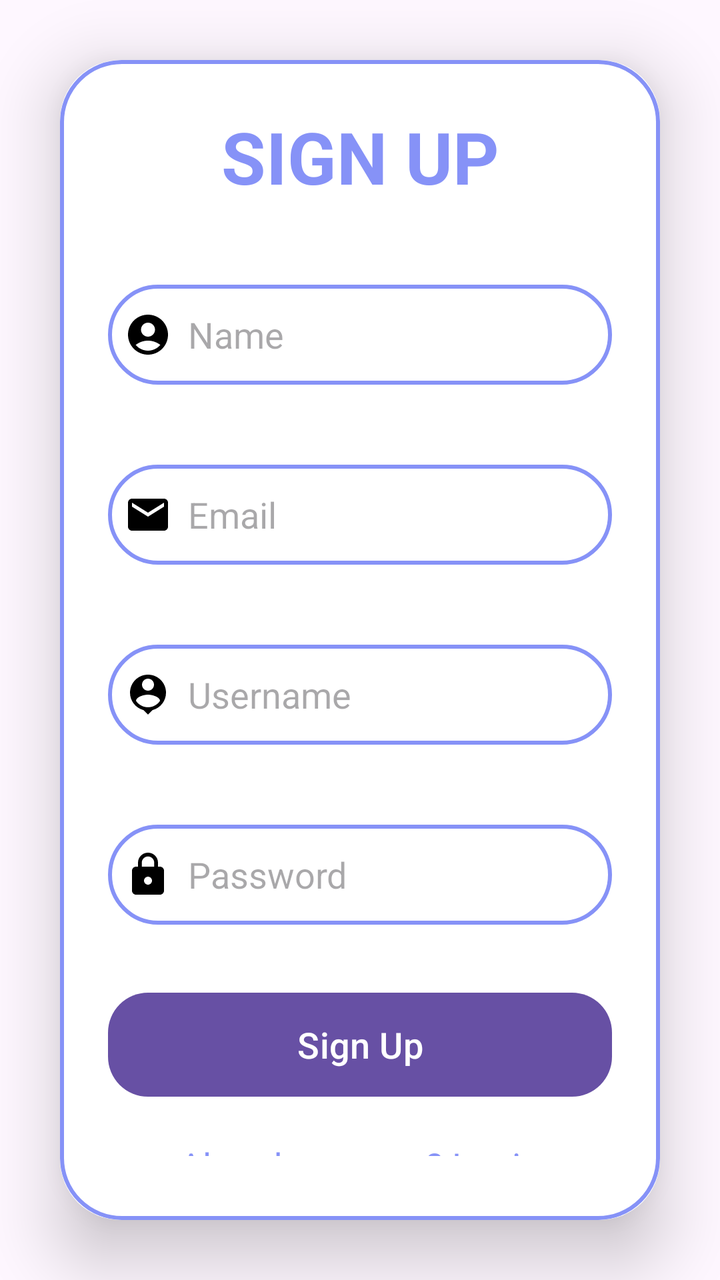
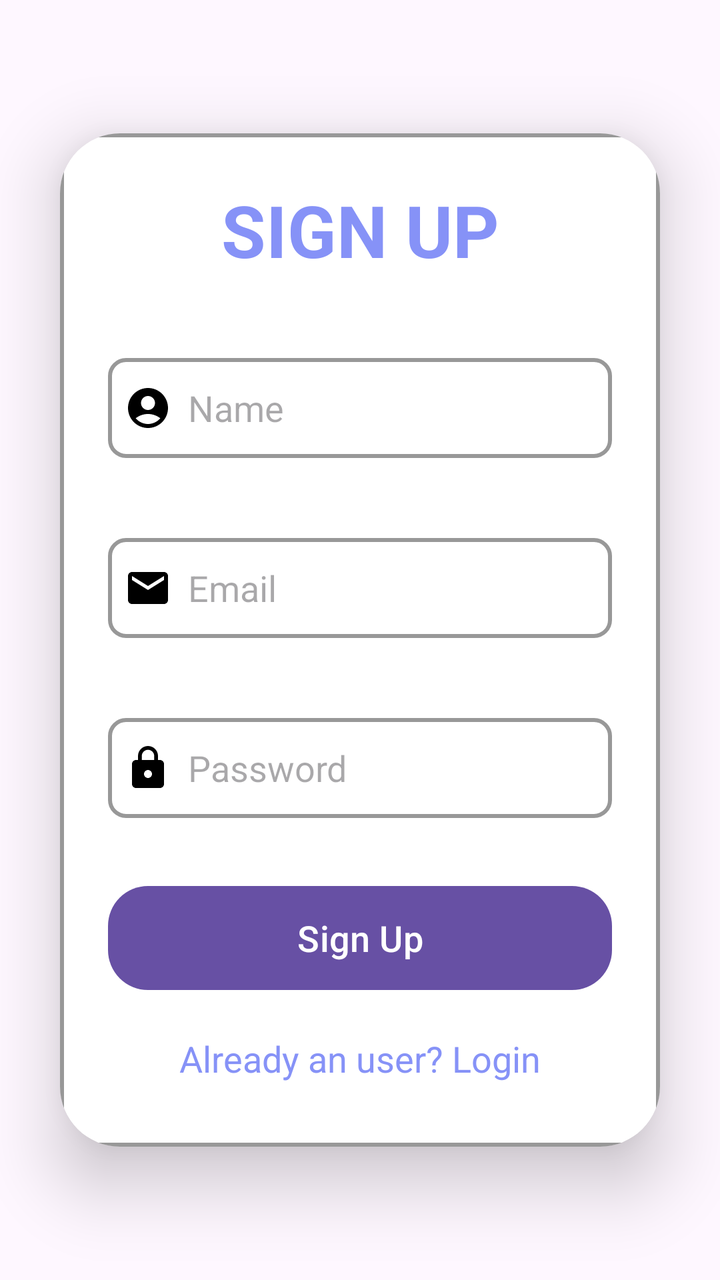

Screens rendered from an Android XML layout before and after an edit, with the pre-edit source and the edit as a unified diff.
<!-- AndroidManifest.xml: application theme Theme.EDermaCareLatestt -->
<!-- res/layout/activity_signup.xml -->
<?xml version="1.0" encoding="utf-8"?>
<LinearLayout
    xmlns:android="http://schemas.android.com/apk/res/android"
    xmlns:app="http://schemas.android.com/apk/res-auto"
    xmlns:tools="http://schemas.android.com/tools"
    android:layout_width="match_parent"
    android:layout_height="match_parent"
    android:orientation="vertical"
    android:gravity="center">

    <androidx.cardview.widget.CardView
        android:layout_width="match_parent"
        android:layout_height="wrap_content"
        android:layout_margin="30dp"
        app:cardCornerRadius="30dp"
        app:cardElevation="20dp" >

        <LinearLayout
            android:layout_width="match_parent"
            android:layout_height="wrap_content"
            android:orientation="vertical"
            android:layout_gravity="center_horizontal"
            android:padding="24dp"
            android:background="@drawable/lavender_border">

            <TextView
                android:layout_width="match_parent"
                android:layout_height="wrap_content"
                android:text="SIGN UP"
                android:textSize="36sp"
                android:textAlignment="center"
                android:textStyle="bold"
                android:textColor="@color/lavender" />

            <EditText
                android:layout_width="match_parent"
                android:layout_height="50dp"
                android:id="@+id/signup_name"
                android:background="@drawable/lavender_border"
                android:layout_marginTop="40dp"
                android:padding="8dp"
                android:hint="Name"
                android:drawableLeft="@drawable/round_account_circle_24"
                android:drawablePadding="8dp"
                android:textColor="@color/black" />

            <EditText
                android:layout_width="match_parent"
                android:layout_height="50dp"
                android:id="@+id/signup_email"
                android:background="@drawable/lavender_border"
                android:layout_marginTop="40dp"
                android:padding="8dp"
                android:hint="Email"
                android:drawableLeft="@drawable/baseline_email_24"
                android:drawablePadding="8dp"
                android:textColor="@color/black" />

            <EditText
                android:layout_width="match_parent"
                android:layout_height="50dp"
                android:id="@+id/signup_username"
                android:background="@drawable/lavender_border"
                android:layout_marginTop="40dp"
                android:padding="8dp"
                android:hint="Username"
                android:drawableLeft="@drawable/baseline_person_pin_24"
                android:drawablePadding="8dp"
                android:textColor="@color/black" />

            <EditText
                android:layout_width="match_parent"
                android:layout_height="50dp"
                android:id="@+id/signup_password"
                android:background="@drawable/lavender_border"
                android:layout_marginTop="40dp"
                android:padding="8dp"
                android:hint="Password"
                android:inputType="textPassword"
                android:drawableLeft="@drawable/baseline_lock_24"
                android:drawablePadding="8dp"
                android:textColor="@color/black" />

            <Button
                android:layout_width="match_parent"
                android:layout_height="60dp"
                android:text="Sign Up"
                android:id="@+id/signup_button"
                android:textSize="18sp"
                android:layout_marginTop="30dp"
                app:cornerRadius = "20dp" />

            <TextView
                android:layout_width="wrap_content"
                android:layout_height="wrap_content"
                android:id="@+id/loginRedirectText"
                android:text="Already an user? Login"
                android:layout_gravity="center"
                android:padding="8dp"
                android:layout_marginTop="10dp"
                android:textSize="18sp"
                android:textColor="@color/lavender" />


        </LinearLayout>

    </androidx.cardview.widget.CardView>
</LinearLayout>
<!-- resources referenced by this layout -->
<resources>
  <color name="black">#FF000000</color>
  <color name="lavender">#8692F7</color>
  <!-- drawable baseline_email_24 (drawable) -->
  <vector xmlns:android="http://schemas.android.com/apk/res/android" android:height="24dp" android:tint="#000000" android:viewportHeight="24" android:viewportWidth="24" android:width="24dp">
        
      <path android:fillColor="@android:color/white" android:pathData="M20,4L4,4c-1.1,0 -1.99,0.9 -1.99,2L2,18c0,1.1 0.9,2 2,2h16c1.1,0 2,-0.9 2,-2L22,6c0,-1.1 -0.9,-2 -2,-2zM20,8l-8,5 -8,-5L4,6l8,5 8,-5v2z"/>
      
  </vector>
  <!-- drawable baseline_lock_24 (drawable) -->
  <vector xmlns:android="http://schemas.android.com/apk/res/android" android:height="24dp" android:tint="#000000" android:viewportHeight="24" android:viewportWidth="24" android:width="24dp">
        
      <path android:fillColor="@android:color/white" android:pathData="M18,8h-1L17,6c0,-2.76 -2.24,-5 -5,-5S7,3.24 7,6v2L6,8c-1.1,0 -2,0.9 -2,2v10c0,1.1 0.9,2 2,2h12c1.1,0 2,-0.9 2,-2L20,10c0,-1.1 -0.9,-2 -2,-2zM12,17c-1.1,0 -2,-0.9 -2,-2s0.9,-2 2,-2 2,0.9 2,2 -0.9,2 -2,2zM15.1,8L8.9,8L8.9,6c0,-1.71 1.39,-3.1 3.1,-3.1 1.71,0 3.1,1.39 3.1,3.1v2z"/>
      
  </vector>
  <!-- drawable baseline_person_pin_24 (drawable) -->
  <vector xmlns:android="http://schemas.android.com/apk/res/android" android:height="24dp" android:tint="#000000" android:viewportHeight="24" android:viewportWidth="24" android:width="24dp">
        
      <path android:fillColor="@android:color/white" android:pathData="M12,2c-4.97,0 -9,4.03 -9,9 0,4.17 2.84,7.67 6.69,8.69L12,22l2.31,-2.31C18.16,18.67 21,15.17 21,11c0,-4.97 -4.03,-9 -9,-9zM12,4c1.66,0 3,1.34 3,3s-1.34,3 -3,3 -3,-1.34 -3,-3 1.34,-3 3,-3zM12,18.3c-2.5,0 -4.71,-1.28 -6,-3.22 0.03,-1.99 4,-3.08 6,-3.08 1.99,0 5.97,1.09 6,3.08 -1.29,1.94 -3.5,3.22 -6,3.22z"/>
      
  </vector>
  <!-- drawable lavender_border (drawable) -->
  <?xml version="1.0" encoding="utf-8"?>
  <shape xmlns:android="http://schemas.android.com/apk/res/android"
      android:shape="rectangle">
  
      <stroke
          android:width="2dp"
          android:color="@color/lavender" />
  
      <corners
          android:radius="30dp" />
  </shape>
  <!-- drawable round_account_circle_24 (drawable) -->
  <vector xmlns:android="http://schemas.android.com/apk/res/android" android:height="24dp" android:tint="#000000" android:viewportHeight="24" android:viewportWidth="24" android:width="24dp">
        
      <path android:fillColor="@android:color/white" android:pathData="M12,2C6.48,2 2,6.48 2,12s4.48,10 10,10s10,-4.48 10,-10S17.52,2 12,2zM12,6c1.93,0 3.5,1.57 3.5,3.5S13.93,13 12,13s-3.5,-1.57 -3.5,-3.5S10.07,6 12,6zM12,20c-2.03,0 -4.43,-0.82 -6.14,-2.88C7.55,15.8 9.68,15 12,15s4.45,0.8 6.14,2.12C16.43,19.18 14.03,20 12,20z"/>
      
  </vector>
  <style name="Theme.EDermaCareLatestt" parent="Base.Theme.EDermaCareLatestt" />
  <style name="Base.Theme.EDermaCareLatestt" parent="Theme.Material3.DayNight.NoActionBar">
          
          
      </style>
</resources>

<!-- the commit's change to res/layout/activity_signup.xml (unified diff, before → after) -->
@@ -21,7 +21,7 @@
             android:orientation="vertical"
             android:layout_gravity="center_horizontal"
             android:padding="24dp"
-            android:background="@drawable/lavender_border">
+            android:background="@drawable/light_grey_border">
 
             <TextView
                 android:layout_width="match_parent"
@@ -36,7 +36,7 @@
                 android:layout_width="match_parent"
                 android:layout_height="50dp"
                 android:id="@+id/signup_name"
-                android:background="@drawable/lavender_border"
+                android:background="@drawable/light_grey_border"
                 android:layout_marginTop="40dp"
                 android:padding="8dp"
                 android:hint="Name"
@@ -48,7 +48,7 @@
                 android:layout_width="match_parent"
                 android:layout_height="50dp"
                 android:id="@+id/signup_email"
-                android:background="@drawable/lavender_border"
+                android:background="@drawable/light_grey_border"
                 android:layout_marginTop="40dp"
                 android:padding="8dp"
                 android:hint="Email"
@@ -56,23 +56,13 @@
                 android:drawablePadding="8dp"
                 android:textColor="@color/black" />
 
-            <EditText
-                android:layout_width="match_parent"
-                android:layout_height="50dp"
-                android:id="@+id/signup_username"
-                android:background="@drawable/lavender_border"
-                android:layout_marginTop="40dp"
-                android:padding="8dp"
-                android:hint="Username"
-                android:drawableLeft="@drawable/baseline_person_pin_24"
-                android:drawablePadding="8dp"
-                android:textColor="@color/black" />
+
 
             <EditText
                 android:layout_width="match_parent"
                 android:layout_height="50dp"
                 android:id="@+id/signup_password"
-                android:background="@drawable/lavender_border"
+                android:background="@drawable/light_grey_border"
                 android:layout_marginTop="40dp"
                 android:padding="8dp"
                 android:hint="Password"
<!-- resource entries referenced after the edit -->
@@ -14,23 +14,17 @@
       <path android:fillColor="@android:color/white" android:pathData="M18,8h-1L17,6c0,-2.76 -2.24,-5 -5,-5S7,3.24 7,6v2L6,8c-1.1,0 -2,0.9 -2,2v10c0,1.1 0.9,2 2,2h12c1.1,0 2,-0.9 2,-2L20,10c0,-1.1 -0.9,-2 -2,-2zM12,17c-1.1,0 -2,-0.9 -2,-2s0.9,-2 2,-2 2,0.9 2,2 -0.9,2 -2,2zM15.1,8L8.9,8L8.9,6c0,-1.71 1.39,-3.1 3.1,-3.1 1.71,0 3.1,1.39 3.1,3.1v2z"/>
       
   </vector>
-  <!-- drawable baseline_person_pin_24 (drawable) -->
-  <vector xmlns:android="http://schemas.android.com/apk/res/android" android:height="24dp" android:tint="#000000" android:viewportHeight="24" android:viewportWidth="24" android:width="24dp">
-        
-      <path android:fillColor="@android:color/white" android:pathData="M12,2c-4.97,0 -9,4.03 -9,9 0,4.17 2.84,7.67 6.69,8.69L12,22l2.31,-2.31C18.16,18.67 21,15.17 21,11c0,-4.97 -4.03,-9 -9,-9zM12,4c1.66,0 3,1.34 3,3s-1.34,3 -3,3 -3,-1.34 -3,-3 1.34,-3 3,-3zM12,18.3c-2.5,0 -4.71,-1.28 -6,-3.22 0.03,-1.99 4,-3.08 6,-3.08 1.99,0 5.97,1.09 6,3.08 -1.29,1.94 -3.5,3.22 -6,3.22z"/>
-      
-  </vector>
-  <!-- drawable lavender_border (drawable) -->
+  <!-- drawable light_grey_border (drawable) -->
   <?xml version="1.0" encoding="utf-8"?>
   <shape xmlns:android="http://schemas.android.com/apk/res/android"
       android:shape="rectangle">
   
       <stroke
           android:width="2dp"
-          android:color="@color/lavender" />
+          android:color="@color/light_grey" />
   
       <corners
-          android:radius="30dp" />
+          android:radius="8dp" />
   </shape>
   <!-- drawable round_account_circle_24 (drawable) -->
   <vector xmlns:android="http://schemas.android.com/apk/res/android" android:height="24dp" android:tint="#000000" android:viewportHeight="24" android:viewportWidth="24" android:width="24dp">
@@ -39,6 +33,7 @@
       
   </vector>
   <style name="Theme.EDermaCareLatestt" parent="Base.Theme.EDermaCareLatestt" />
+  <color name="light_grey">#989898</color>
   <style name="Base.Theme.EDermaCareLatestt" parent="Theme.Material3.DayNight.NoActionBar">
           
           
